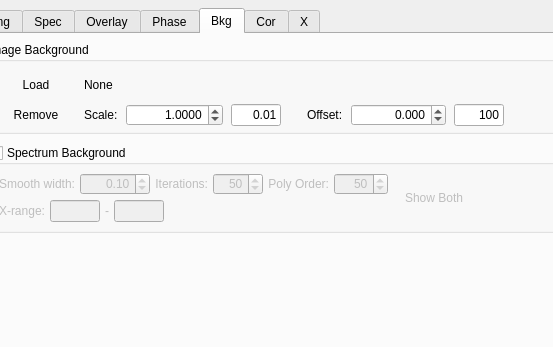
First picture: the form in Dioptas_main/Views/UiFiles/Integration.ui, repository Dioptas/Dioptas, before the edit; both pictures show x 577 to 1130 and y 0 to 347 of the 1418 by 823 pixel window.
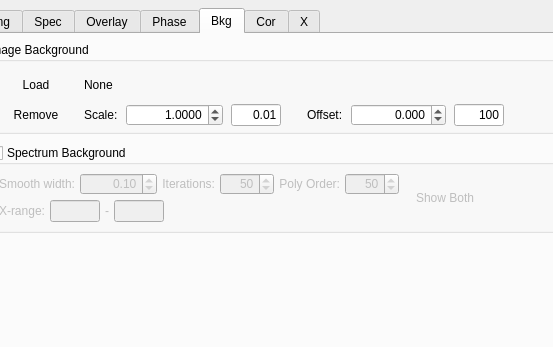
Second picture: the form after the edit. Custom widgets are drawn as their Qt base class.

Patch:
```diff
--- a/Dioptas_main/Views/UiFiles/Integration.ui
+++ b/Dioptas_main/Views/UiFiles/Integration.ui
@@ -2066,6 +2066,9 @@
                   <property name="alignment">
                    <set>Qt::AlignRight|Qt::AlignTrailing|Qt::AlignVCenter</set>
                   </property>
+                  <property name="maximum">
+                   <double>99999.000000000000000</double>
+                  </property>
                   <property name="singleStep">
                    <double>0.050000000000000</double>
                   </property>
@@ -2096,7 +2099,7 @@
                    <set>Qt::AlignRight|Qt::AlignTrailing|Qt::AlignVCenter</set>
                   </property>
                   <property name="maximum">
-                   <number>100</number>
+                   <number>9999</number>
                   </property>
                   <property name="value">
                    <number>50</number>
```
Left out of the diff: 2 changed lines with no effect on the pictures.
